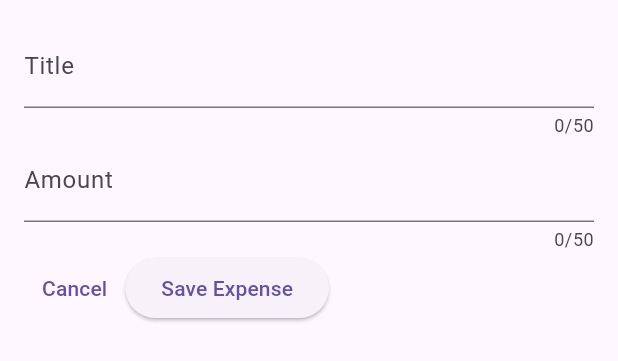
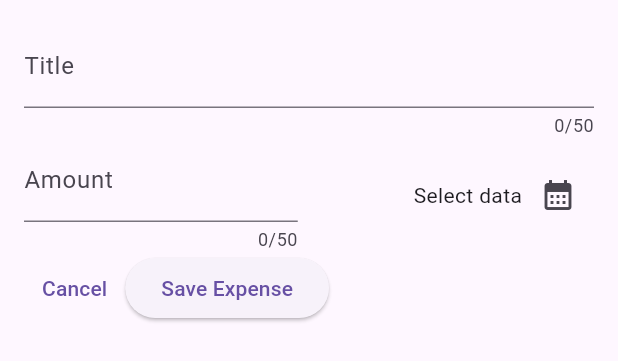
Before and after one commit to KaioPlandel/expense_tracker_app, a Flutter app: the NewExpense widget shown alone on an empty page, opened directly, on a phone screen of 412 x 824 dp. Shown: the top 361 px of the screen. Run offline on Flutter 3.47's test engine with Material 2 defaults, Android fonts, the phone set to English and light mode, and no system bars.

Commit message:
feat: add calendarPicker

```diff
--- a/lib/widgets/new_expense.dart
+++ b/lib/widgets/new_expense.dart
@@ -1,5 +1,8 @@
 import 'package:flutter/cupertino.dart';
 import 'package:flutter/material.dart';
+import 'package:intl/intl.dart';
+
+final formatter = DateFormat.yMd();
 
 class NewExpense extends StatefulWidget {
   const NewExpense({super.key});
@@ -11,6 +14,23 @@ class NewExpense extends StatefulWidget {
 class _NewExpenseState extends State<NewExpense> {
   final _titleController = TextEditingController();
   final _amountController = TextEditingController();
+  DateTime? _selectedDate;
+
+  void _presentDataPicker() async {
+    final now = DateTime.now();
+    final firstDate = DateTime(now.year - 1, now.month, now.day);
+
+    final pickedDate = await showDatePicker(
+      context: context,
+      initialDate: now,
+      firstDate: firstDate,
+      lastDate: now,
+    );
+
+    setState(() {
+      _selectedDate = pickedDate;
+    });
+  }
 
   @override
   void dispose() {
@@ -31,15 +51,42 @@ class _NewExpenseState extends State<NewExpense> {
             keyboardType: TextInputType.text,
             decoration: const InputDecoration(label: Text("Title")),
           ),
-          TextField(
-            controller: _amountController,
-            maxLength: 50,
-            keyboardType: TextInputType.number,
-            decoration: const InputDecoration(label: Text("Amount"), prefixText: "\$"),
+          Row(
+            children: [
+              Expanded(
+                child: TextField(
+                  controller: _amountController,
+                  maxLength: 50,
+                  keyboardType: TextInputType.number,
+                  decoration: const InputDecoration(
+                      label: Text("Amount"), prefixText: "\$"),
+                ),
+              ),
+              const SizedBox(width: 15),
+              Expanded(
+                child: Row(
+                  mainAxisAlignment: MainAxisAlignment.end,
+                  crossAxisAlignment: CrossAxisAlignment.center,
+                  children: [
+                    Text(_selectedDate == null
+                        ? "Select data"
+                        : formatter.format(_selectedDate!)),
+                    IconButton(
+                      onPressed: _presentDataPicker,
+                      icon: const Icon(Icons.calendar_month),
+                    )
+                  ],
+                ),
+              )
+            ],
           ),
           Row(
             children: [
-              TextButton(onPressed: () {Navigator.pop(context);}, child: Text("Cancel")),
+              TextButton(
+                  onPressed: () {
+                    Navigator.pop(context);
+                  },
+                  child: Text("Cancel")),
               ElevatedButton(
                 onPressed: () {},
                 child: Text("Save Expense"),
```
